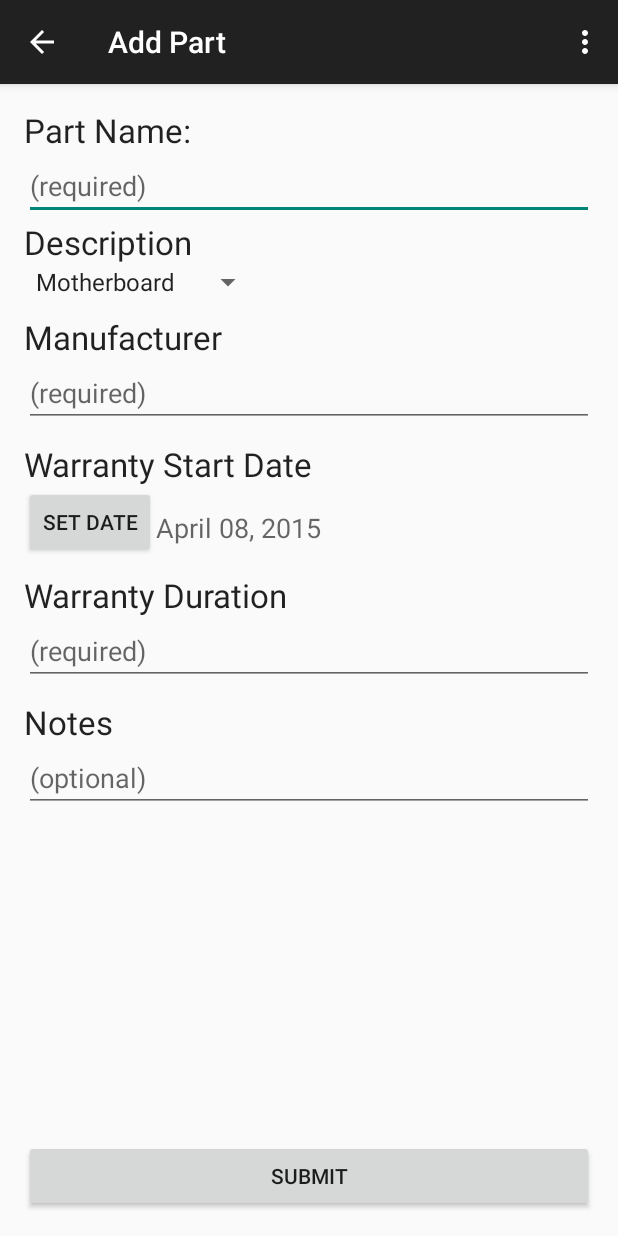
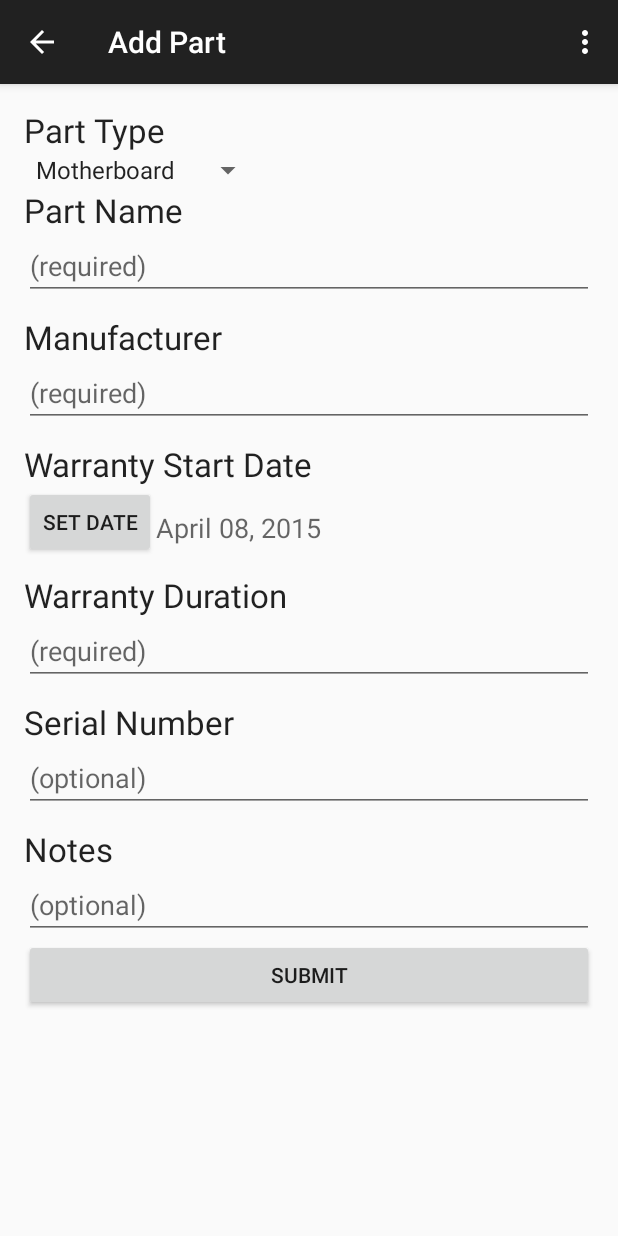
Before and after one commit to Wojonatior/PCPartPlanner, an Android app: the AddPartActivity screen opened directly, with no data from a screen before it, on a phone screen of 412 x 824 dp. Run offline under Robolectric (Android 15) with nearby library versions, the phone set to English and light mode, and no system bars.

Commit message:
Layout and Functionality Update
Numerous changes to layout and function

```diff
--- a/app/src/main/AndroidManifest.xml
+++ b/app/src/main/AndroidManifest.xml
@@ -18,7 +18,8 @@
         </activity>
         <activity
             android:name=".AddPartActivity"
-            android:label="@string/title_activity_add_part" >
+            android:label="@string/title_activity_add_part"
+            android:windowSoftInputMode="stateHidden">
             <meta-data
                 android:name="android.support.PARENT_ACTIVITY"
                 android:value=".MainActivity" />
--- a/app/src/main/java/cse202/jarekwojo/pcpartplanner/AddPartActivity.java
+++ b/app/src/main/java/cse202/jarekwojo/pcpartplanner/AddPartActivity.java
@@ -77,6 +77,7 @@ public class AddPartActivity extends ActionBarActivity {
         final TextView nameTextView = (TextView) findViewById(R.id.addPart_PartName);
         final TextView mfgTextView = (TextView) findViewById(R.id.addPart_ManufacturerName);
         final TextView durTextView = (TextView) findViewById(R.id.addPart_warrantyDuration);
+        final TextView serialTextView = (TextView) findViewById(R.id.addPart_SerialNumber);
         final TextView notesTextView = (TextView) findViewById(R.id.addPart_Notes);
         //Reference SubmitButton & on click functionality
         Button SubmitButton = (Button) findViewById(R.id.addPart_SubmitButton);
@@ -96,11 +97,12 @@ public class AddPartActivity extends ActionBarActivity {
                     String type = (String) partTypeSpinner.getSelectedItem();
                     String manufacturer = mfgTextView.getText().toString();
                     String duration = durTextView.getText().toString();
+                    String serial = serialTextView.getText().toString();
                     String notes = notesTextView.getText().toString();
                     //Declare and package AddPartActivity return intent (on Activity Result)
                     Intent data = new Intent();
                     // Add part
-                    Part p = new Part(name, type, mDate, manufacturer, duration, notes);
+                    Part p = new Part(name, type, mDate, manufacturer, duration, serial, notes);
                     data.putExtra(Part.PART_EXTRA, p);
                     setResult(RESULT_OK, data);
                     //End Activity
--- a/app/src/main/java/cse202/jarekwojo/pcpartplanner/DetailActivity.java
+++ b/app/src/main/java/cse202/jarekwojo/pcpartplanner/DetailActivity.java
@@ -23,6 +23,7 @@ public class DetailActivity extends ActionBarActivity {
         TextView warrantyStartView = (TextView) findViewById(R.id.partDetail_WarrantyStart);
         TextView manufacturerView = (TextView) findViewById(R.id.partDetail_Manufacturer);
         TextView durationView = (TextView) findViewById(R.id.partDetail_WarrantyDuration);
+        TextView serialView = (TextView) findViewById(R.id.partDetail_SerialNumber);
         TextView notesView = (TextView) findViewById(R.id.partDetail_Notes);
 
         //Get part
@@ -33,6 +34,7 @@ public class DetailActivity extends ActionBarActivity {
             warrantyStartView.setText(AddPartActivity.DatePickerFragment.formatDate(part.getWarrantyStart()));
             manufacturerView.setText(part.getManufacturer());
             durationView.setText(part.getDuration());
+            serialView.setText(part.getSerial());
             notesView.setText(part.getNotes());
         }
 
--- a/app/src/main/java/cse202/jarekwojo/pcpartplanner/MainActivity.java
+++ b/app/src/main/java/cse202/jarekwojo/pcpartplanner/MainActivity.java
@@ -159,12 +159,13 @@ public class MainActivity extends ActionBarActivity {
             Date date = null;
             String manufacturer = null;
             String duration = null;
+            String serial = null;
             String notes = null;
 
             while((name = reader.readLine()) != null){
                 type = reader.readLine();
                 date = Part.FORMAT.parse(reader.readLine());
-                mAdapter.add(new Part(name,type,date,manufacturer,duration,notes));
+                mAdapter.add(new Part(name,type,date,manufacturer,duration,serial,notes));
                 manufacturer = reader.readLine();
                 duration = reader.readLine();
                 notes = reader.readLine();
--- a/app/src/main/res/layout/activity_add_part.xml
+++ b/app/src/main/res/layout/activity_add_part.xml
@@ -13,22 +13,46 @@
         android:id="@+id/scrollView"
         android:layout_alignParentLeft="true"
         android:layout_alignParentStart="true"
-        android:layout_above="@+id/addPart_SubmitButton"
-        android:layout_alignParentTop="true">
+        android:layout_alignParentTop="true"
+        android:focusable="true"
+        android:focusableInTouchMode="true">
+
+
 
         <RelativeLayout
             android:layout_width="fill_parent"
-            android:layout_height="fill_parent">
+            android:layout_height="fill_parent"
+            android:focusable="true"
+            android:focusableInTouchMode="true">
 
             <TextView
                 android:layout_width="wrap_content"
                 android:layout_height="wrap_content"
                 android:textAppearance="?android:attr/textAppearanceLarge"
-                android:text="Part Name:"
+                android:text="Part Type"
+                android:id="@+id/partTypeLabel" />
+
+            <Spinner
+                android:layout_width="wrap_content"
+                android:layout_height="wrap_content"
+                android:id="@+id/partTypeSpinner"
+                android:layout_below="@+id/partTypeLabel"
+                android:layout_alignParentLeft="true"
+                android:layout_alignParentStart="true"
+                android:focusable="true"
+                android:focusableInTouchMode="true" />
+            <requestFocus />
+
+            <TextView
+                android:layout_width="wrap_content"
+                android:layout_height="wrap_content"
+                android:textAppearance="?android:attr/textAppearanceLarge"
+                android:text="Part Name"
                 android:id="@+id/partNameLabel"
                 android:layout_alignParentEnd="false"
                 android:layout_alignParentRight="false"
-                android:layout_alignParentStart="false" />
+                android:layout_alignParentStart="false"
+                android:layout_below="@+id/partTypeSpinner" />
 
             <EditText
                 android:layout_width="match_parent"
@@ -36,23 +60,10 @@
                 android:id="@+id/addPart_PartName"
                 android:hint="(required)"
                 android:maxLines="1"
-                android:layout_below="@+id/partNameLabel" />
-
-            <TextView
-                android:layout_width="wrap_content"
-                android:layout_height="wrap_content"
-                android:textAppearance="?android:attr/textAppearanceLarge"
-                android:text="Description"
-                android:id="@+id/partTypeLabel"
-                android:layout_below="@+id/addPart_PartName" />
-
-            <Spinner
-                android:layout_width="wrap_content"
-                android:layout_height="wrap_content"
-                android:id="@+id/partTypeSpinner"
-                android:layout_below="@+id/partTypeLabel"
-                android:layout_alignParentLeft="true"
-                android:layout_alignParentStart="true" />
+                android:layout_below="@+id/partNameLabel"
+                android:singleLine="true"
+                android:focusable="true"
+                android:focusableInTouchMode="true" />
 
             <TextView
                 android:layout_width="wrap_content"
@@ -60,7 +71,7 @@
                 android:textAppearance="?android:attr/textAppearanceLarge"
                 android:text="Manufacturer"
                 android:id="@+id/manufacturerNameLabel"
-                android:layout_below="@+id/partTypeSpinner"
+                android:layout_below="@+id/addPart_PartName"
                 android:layout_marginTop="10dp" />
 
             <EditText
@@ -68,7 +79,11 @@
                 android:layout_height="wrap_content"
                 android:id="@+id/addPart_ManufacturerName"
                 android:hint="(required)"
-                android:layout_below="@+id/manufacturerNameLabel" />
+                android:layout_below="@+id/manufacturerNameLabel"
+                android:nextFocusDown="@+id/datePickerButton"
+                android:singleLine="true"
+                android:focusable="true"
+                android:focusableInTouchMode="true" />
 
             <TextView
                 android:layout_width="wrap_content"
@@ -88,7 +103,9 @@
                 android:id="@+id/datePickerButton"
                 android:layout_alignTop="@+id/dateTextView"
                 android:layout_alignParentLeft="true"
-                android:layout_alignParentStart="true" />
+                android:layout_alignParentStart="true"
+                android:focusable="true"
+                android:focusableInTouchMode="true" />
 
             <TextView
                 android:layout_width="wrap_content"
@@ -115,7 +132,25 @@
                 android:layout_height="wrap_content"
                 android:id="@+id/addPart_warrantyDuration"
                 android:hint="(required)"
-                android:layout_below="@+id/warrantyDurationLabel" />
+                android:layout_below="@+id/warrantyDurationLabel"
+                android:singleLine="true" />
+
+            <TextView
+                android:layout_width="wrap_content"
+                android:layout_height="wrap_content"
+                android:textAppearance="?android:attr/textAppearanceLarge"
+                android:text="Serial Number"
+                android:id="@+id/serialLabel"
+                android:layout_below="@+id/addPart_warrantyDuration"
+                android:layout_marginTop="10dp" />
+
+            <EditText
+                android:layout_width="match_parent"
+                android:layout_height="wrap_content"
+                android:id="@+id/addPart_SerialNumber"
+                android:hint="(optional)"
+                android:layout_below="@+id/serialLabel"
+                android:singleLine="true" />
 
             <TextView
                 android:layout_width="wrap_content"
@@ -123,7 +158,7 @@
                 android:textAppearance="?android:attr/textAppearanceLarge"
                 android:text="Notes"
                 android:id="@+id/Notes"
-                android:layout_below="@+id/addPart_warrantyDuration"
+                android:layout_below="@+id/addPart_SerialNumber"
                 android:layout_marginTop="10dp" />
 
             <EditText
@@ -133,14 +168,16 @@
                 android:hint="(optional)"
                 android:layout_below="@+id/Notes" />
 
+            <Button
+                android:id="@+id/addPart_SubmitButton"
+                android:layout_width="match_parent"
+                android:layout_height="wrap_content"
+                android:layout_below="@id/addPart_Notes"
+                android:text="Submit"/>
+
         </RelativeLayout>
     </ScrollView>
 
-    <Button
-        android:id="@+id/addPart_SubmitButton"
-        android:layout_width="match_parent"
-        android:layout_height="wrap_content"
-        android:layout_alignParentBottom="true"
-        android:text="Submit"/>
+
 
 </RelativeLayout>
--- a/app/src/main/res/values/strings.xml
+++ b/app/src/main/res/values/strings.xml
@@ -4,5 +4,5 @@
     <string name="hello_world">Hello world!</string>
     <string name="action_settings">Settings</string>
     <string name="title_activity_add_part">Add Part</string>
-    <string name="title_activity_detail">DetailActivity</string>
+    <string name="title_activity_detail">Part Details</string>
 </resources>
```
Also changed, not shown: app/src/main/java/cse202/jarekwojo/pcpartplanner/Part.java (+14 -2 lines), app/src/main/res/layout/activity_detail.xml (+30 -0 lines).
